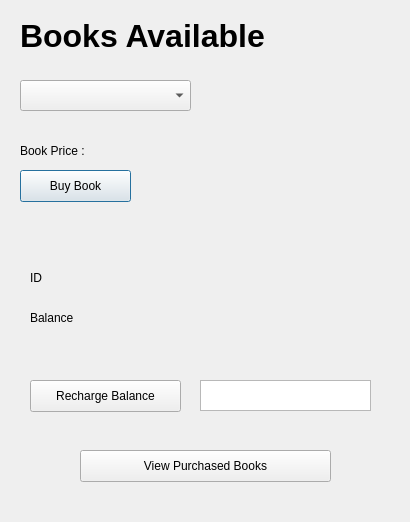
This is booksdialog.ui in ahmedemad3965/LibrarySystemAssignment as Qt 5 draws it before an edit. The edited form follows.
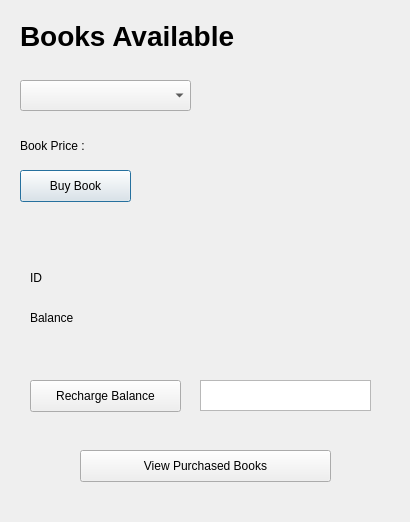
This is the edited form.

```diff
--- a/booksdialog.ui
+++ b/booksdialog.ui
@@ -18,13 +18,13 @@
     <rect>
      <x>20</x>
      <y>0</y>
-     <width>251</width>
+     <width>271</width>
      <height>71</height>
     </rect>
    </property>
    <property name="font">
     <font>
-     <pointsize>24</pointsize>
+     <pointsize>21</pointsize>
      <bold>true</bold>
     </font>
    </property>
@@ -42,19 +42,6 @@
     </rect>
    </property>
   </widget>
-  <widget class="QLabel" name="label_2">
-   <property name="geometry">
-    <rect>
-     <x>20</x>
-     <y>130</y>
-     <width>81</width>
-     <height>41</height>
-    </rect>
-   </property>
-   <property name="text">
-    <string>Book Price : </string>
-   </property>
-  </widget>
   <widget class="QLabel" name="label_5">
    <property name="geometry">
     <rect>
@@ -159,14 +146,14 @@
   <widget class="QLabel" name="priceLabel">
    <property name="geometry">
     <rect>
-     <x>120</x>
-     <y>140</y>
-     <width>58</width>
-     <height>16</height>
+     <x>20</x>
+     <y>130</y>
+     <width>121</width>
+     <height>31</height>
     </rect>
    </property>
    <property name="text">
-    <string/>
+    <string>Book Price : </string>
    </property>
   </widget>
  </widget>
```
